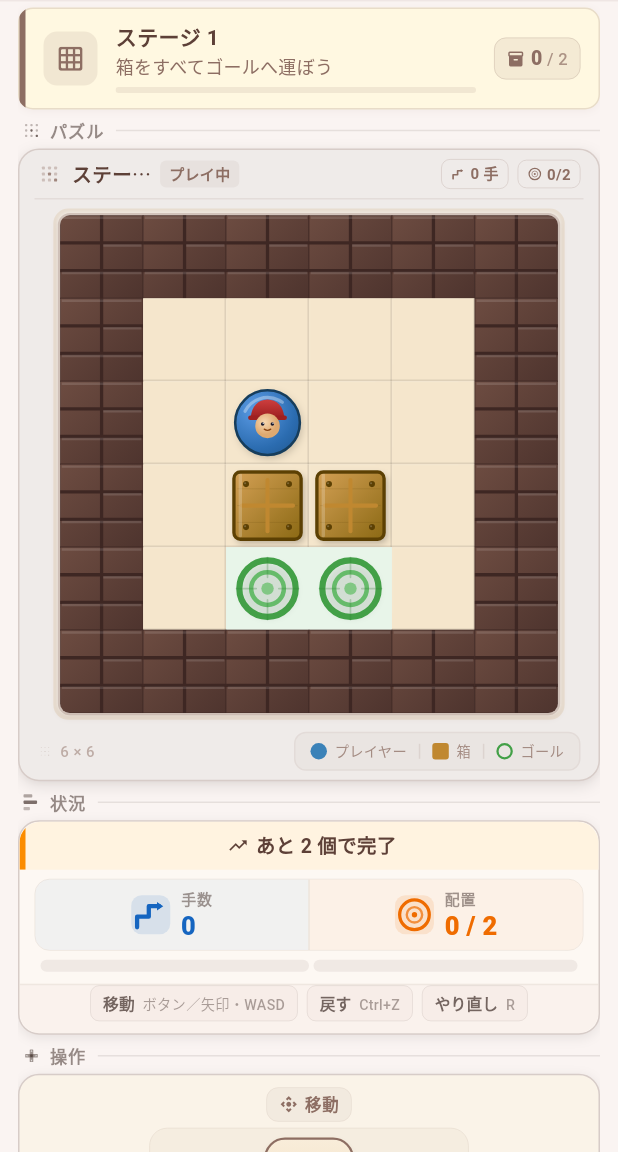
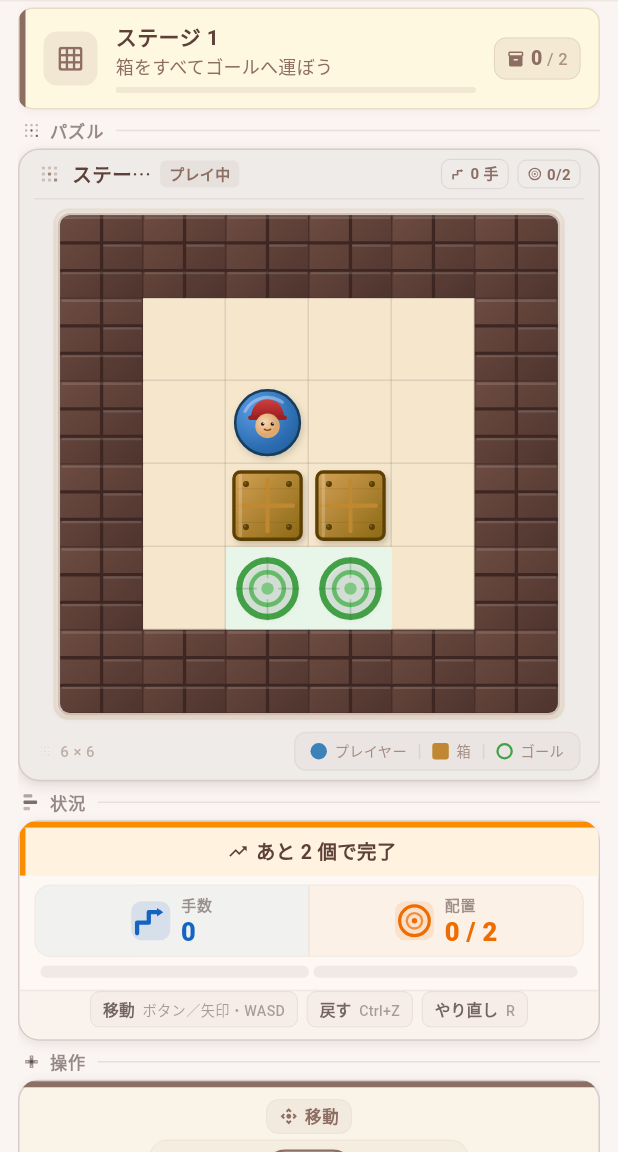
Before and after one commit to mozuq-lab/sokoban-app, a Flutter app: the screen it shows after launch, on a phone screen of 412 x 824 dp, the part 84-1236 px from its top. Run offline on Flutter 3.47's test engine with Material 3 defaults, Android fonts, the phone set to English and light mode, and no system bars.

Commit message:
改善: 補助カードの上端アクセントで視覚階層をそろえる

```diff
--- a/lib/features/game/presentation/home_screen.dart
+++ b/lib/features/game/presentation/home_screen.dart
@@ -1013,12 +1013,7 @@ class _ControlSection extends StatelessWidget {
         final double bottomGap = isCompact ? 6 : 8;
 
         return Container(
-          padding: EdgeInsets.only(
-            top: vPad,
-            left: hPad,
-            right: hPad,
-            bottom: vPad + 4,
-          ),
+          clipBehavior: Clip.antiAlias,
           decoration: BoxDecoration(
             color: const Color(0xFFFAF3E8),
             borderRadius: BorderRadius.circular(14),
@@ -1034,6 +1029,22 @@ class _ControlSection extends StatelessWidget {
           child: Column(
             mainAxisSize: MainAxisSize.min,
             children: [
+              // 上端アクセントバー（PlayContextBanner / StatusCard と視覚的に統一）
+              Container(
+                height: 4,
+                width: double.infinity,
+                color: const Color(0xFF8D6E63),
+              ),
+              Padding(
+                padding: EdgeInsets.only(
+                  top: vPad,
+                  left: hPad,
+                  right: hPad,
+                  bottom: vPad + 4,
+                ),
+                child: Column(
+                  mainAxisSize: MainAxisSize.min,
+                  children: [
               _ControlSubLabel(
                 key: const Key('control_sub_label_move'),
                 icon: Icons.control_camera,
@@ -1120,6 +1131,9 @@ class _ControlSection extends StatelessWidget {
               _KeyboardFocusIndicator(
                 hasFocus: hasFocus,
                 onRequestFocus: onRequestFocus,
+              ),
+                  ],
+                ),
               ),
             ],
           ),
@@ -2056,6 +2070,17 @@ class _StatusCard extends StatelessWidget {
       child: Column(
         mainAxisSize: MainAxisSize.min,
         children: [
+          // 上端アクセントバー（PlayContextBanner / ControlSection と視覚的に統一）
+          AnimatedContainer(
+            duration: const Duration(milliseconds: 250),
+            height: 4,
+            width: double.infinity,
+            color: isSolved
+                ? Colors.green.shade600
+                : moveBlocked
+                    ? Colors.red.shade400
+                    : Colors.orange.shade600,
+          ),
           // --- 状態サマリー帯 ---
           AnimatedSwitcher(
             duration: const Duration(milliseconds: 250),
@@ -2290,11 +2315,6 @@ class _StatusCard extends StatelessWidget {
       clipBehavior: Clip.antiAlias,
       decoration: BoxDecoration(
         color: bgColor,
-        // カード上端の角丸に合わせる
-        borderRadius: const BorderRadius.only(
-          topLeft: Radius.circular(14),
-          topRight: Radius.circular(14),
-        ),
       ),
       child: IntrinsicHeight(
         child: Row(
@@ -2302,12 +2322,7 @@ class _StatusCard extends StatelessWidget {
             // 左アクセントバー
             Container(
               width: 4,
-              decoration: BoxDecoration(
-                color: accentColor,
-                borderRadius: const BorderRadius.only(
-                  topLeft: Radius.circular(14),
-                ),
-              ),
+              color: accentColor,
             ),
             Expanded(
               child: Padding(
```
